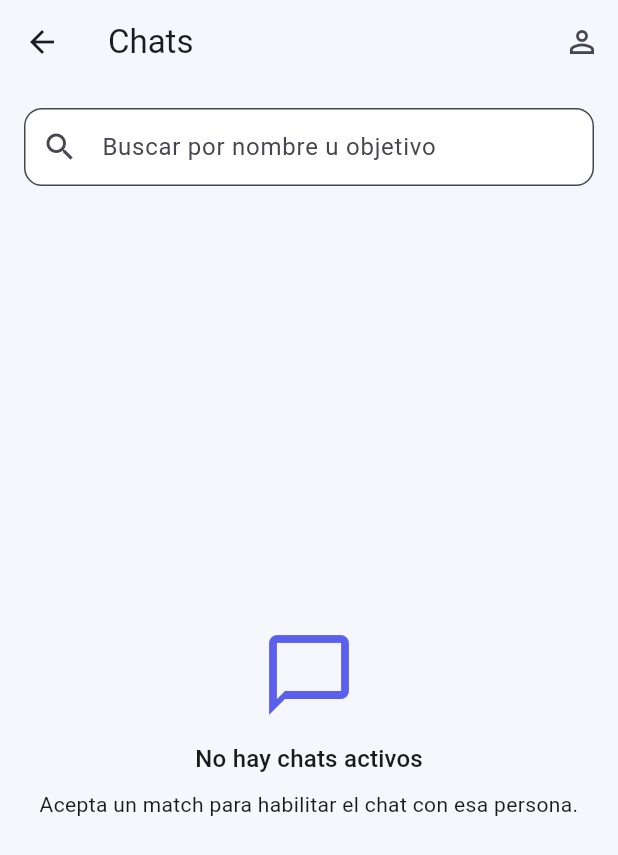
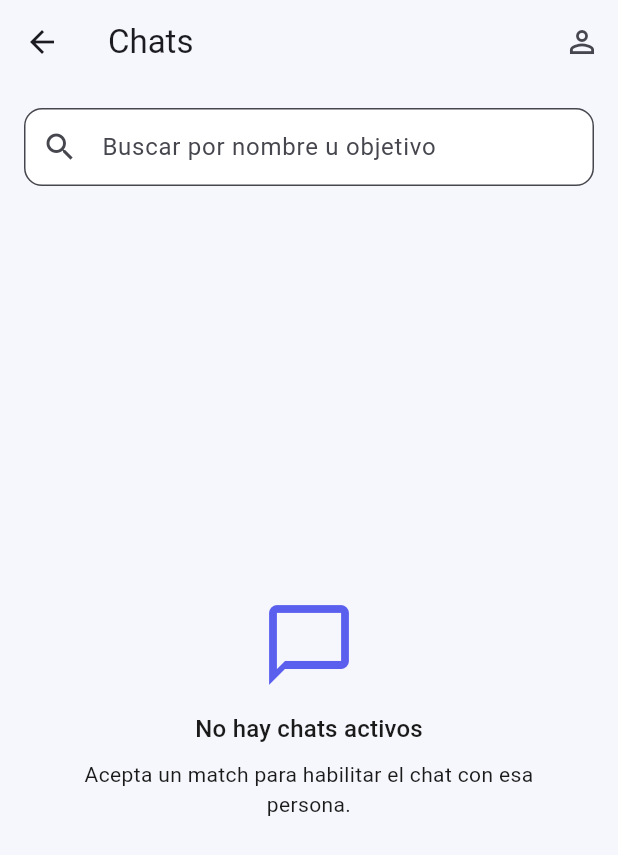
Before and after one commit to platanus-hack/platanus-hack-25-team-4, a Flutter app: the ChatsPage screen opened directly with empty values, on a phone screen of 412 x 824 dp. Shown: the top 855 px of the screen. Run offline on Flutter 3.47's test engine with Material 3 defaults, Android fonts, the phone set to English and light mode, and no system bars; our stand-ins replace geolocator, shared_preferences; missing offline and left inert: workmanager; accounts and stored records are empty.

Commit message:
improved responsiveness

```diff
--- /dev/null
+++ b/circles/lib/core/widgets/page_container.dart
@@ -0,0 +1,36 @@
+import 'package:flutter/material.dart';
+
+/// Centers page content and adds responsive horizontal padding so views
+/// stay readable on wide screens without feeling cramped on mobile.
+class PageContainer extends StatelessWidget {
+  const PageContainer({super.key, required this.child});
+
+  final Widget child;
+
+  @override
+  Widget build(BuildContext context) {
+    return LayoutBuilder(
+      builder: (context, constraints) {
+        final horizontalPadding = constraints.maxWidth >= 1200
+            ? 48.0
+            : constraints.maxWidth >= 900
+                ? 32.0
+                : 16.0;
+        return Center(
+          child: ConstrainedBox(
+            constraints: const BoxConstraints(maxWidth: 1100),
+            child: Padding(
+              padding: EdgeInsets.fromLTRB(
+                horizontalPadding,
+                16,
+                horizontalPadding,
+                16,
+              ),
+              child: child,
+            ),
+          ),
+        );
+      },
+    );
+  }
+}
--- a/circles/lib/features/chats/presentation/chats_page.dart
+++ b/circles/lib/features/chats/presentation/chats_page.dart
@@ -1,5 +1,6 @@
 import 'package:flutter/material.dart';
 
+import '../../../core/widgets/page_container.dart';
 import '../../app/app_state.dart';
 import '../domain/chat_thread.dart';
 import 'chat_thread_page.dart';
@@ -43,11 +44,10 @@ class _ChatsPageState extends State<ChatsPage> {
           ),
         ],
       ),
-      body: Column(
+      body: PageContainer(
+        child: Column(
           children: [
-          Padding(
-            padding: const EdgeInsets.all(16),
-            child: TextField(
+            TextField(
               controller: _searchController,
               decoration: const InputDecoration(
                 hintText: 'Buscar por nombre u objetivo',
@@ -55,13 +55,14 @@ class _ChatsPageState extends State<ChatsPage> {
               ),
               onChanged: (_) => setState(() {}),
             ),
-          ),
+            const SizedBox(height: 12),
             Expanded(
               child: hasChats
                   ? _ChatList(state: widget.state, chats: filtered)
                   : _EmptyChats(theme: theme),
             ),
           ],
+        ),
       ),
     );
   }
--- a/circles/lib/features/circles/presentation/circles_page.dart
+++ b/circles/lib/features/circles/presentation/circles_page.dart
@@ -1,6 +1,7 @@
 import 'package:flutter/material.dart';
 
 import '../../../core/widgets/primary_button.dart';
+import '../../../core/widgets/page_container.dart';
 import '../../app/app_state.dart';
 import '../domain/circle.dart';
 
@@ -50,7 +51,8 @@ class _CirclesPageState extends State<CirclesPage> {
         ],
       ),
       body: Padding(
-        padding: const EdgeInsets.all(16),
+        padding: const EdgeInsets.only(bottom: 12),
+        child: PageContainer(
           child: Column(
             children: [
               _Filters(
@@ -66,6 +68,7 @@ class _CirclesPageState extends State<CirclesPage> {
                     : _buildEmpty(theme),
               ),
             ],
+          ),
         ),
       ),
       floatingActionButton: hasItems
--- a/circles/lib/features/matches/presentation/matches_page.dart
+++ b/circles/lib/features/matches/presentation/matches_page.dart
@@ -1,6 +1,7 @@
 import 'package:flutter/material.dart';
 
 import '../../app/app_state.dart';
+import '../../../core/widgets/page_container.dart';
 import '../domain/match_candidate.dart';
 
 class MatchesPage extends StatefulWidget {
@@ -43,8 +44,7 @@ class _MatchesPageState extends State<MatchesPage> {
           ),
         ],
       ),
-      body: Padding(
-        padding: const EdgeInsets.all(16),
+      body: PageContainer(
         child: ListView(
           children: [
             _Filters(
```
Also changed, not shown: circles/lib/features/home/presentation/home_dashboard_page.dart (+13 -5 lines). Lines whose indentation alone changed are shown as unchanged.
